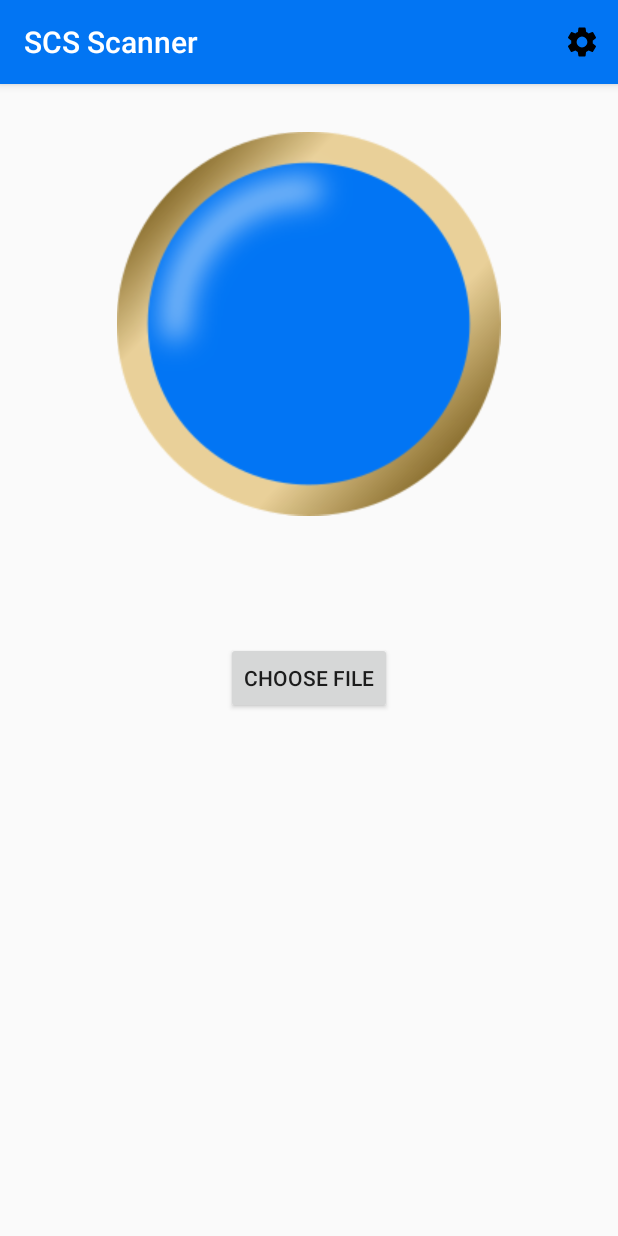
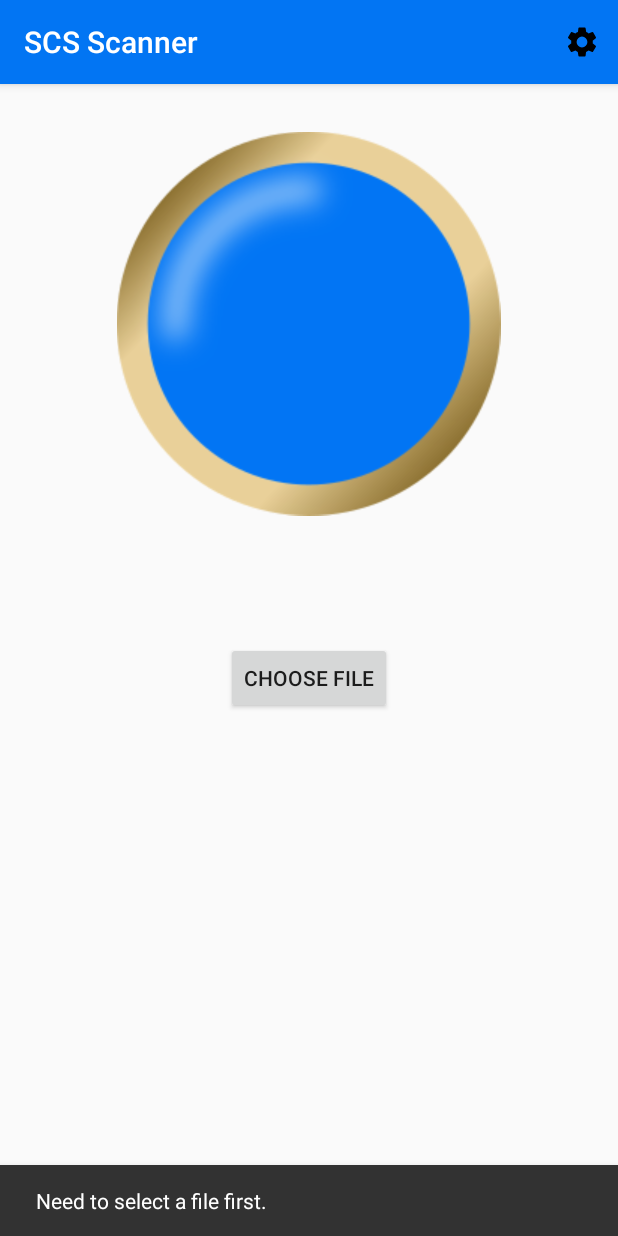
Before and after one commit to bwotto/InventoryScanner, an Android app: the screen it shows after launch (MainActivity), after a tap on "Scan Button", on a phone screen of 412 x 824 dp. Run offline under Robolectric (Android 15) with nearby library versions, the phone set to English and light mode, and no system bars; libraries missing offline, so code that uses them is left out: com.google.zxing.integration, jcifs.context, jcifs.smb, org.apache.poi.

Commit message:
Created alternate layout for landscape. Added vibrations for important messages.

```diff
--- a/app/src/main/AndroidManifest.xml
+++ b/app/src/main/AndroidManifest.xml
@@ -5,6 +5,7 @@
 
     <uses-permission android:name="android.permission.INTERNET"/>
     <uses-permission android:name="android.permission.ACCESS_NETWORK_STATE"/>
+    <uses-permission android:name="android.permission.VIBRATE"/>
 
     <application
         android:allowBackup="true"
--- a/app/src/main/java/com/sierracharter/inventoryscanner/MainActivity.java
+++ b/app/src/main/java/com/sierracharter/inventoryscanner/MainActivity.java
@@ -1,7 +1,9 @@
 package com.sierracharter.inventoryscanner;
 
+import android.content.Context;
 import android.content.Intent;
 import android.content.SharedPreferences;
+import android.os.Build;
 import android.os.Bundle;
 
 import com.google.android.material.snackbar.Snackbar;
@@ -15,6 +17,8 @@ import androidx.appcompat.app.AppCompatActivity;
 import androidx.appcompat.widget.Toolbar;
 import androidx.preference.PreferenceManager;
 
+import android.os.VibrationEffect;
+import android.os.Vibrator;
 import android.util.Log;
 import android.view.View;
 import android.view.Menu;
@@ -89,6 +93,12 @@ public class MainActivity extends AppCompatActivity implements DownloadCallback{
     }
 
     public void onScanButtonPressed(View view){
+        if(filePathToSheet.equals("")) {
+            vibrate();
+            showMessage("Need to select a file first.");
+            return;
+        }
+
         IntentIntegrator intentIntegrator = new IntentIntegrator(this);
         intentIntegrator.setOrientationLocked(false);
         intentIntegrator.initiateScan();
@@ -127,9 +137,12 @@ public class MainActivity extends AppCompatActivity implements DownloadCallback{
 
                 //The contents is a number.
                 if(scanContents.matches("[0-9]+")){
+
                     if(mRoomNumber.equals("")){
-                        showMessage("Scan a room number first");
+                        vibrate();
+                        showMessage("Must scan room number first");
                     }
+
                     //Time to update sheet.
                     startUpdateSheet(mRoomNumber, scanContents, filePathToSheet, domain, username, password);
                 }
@@ -161,14 +174,27 @@ public class MainActivity extends AppCompatActivity implements DownloadCallback{
     public void onFinishedSheetUpdate(String result){
         ProgressBar bar = findViewById(R.id.progressBar);
         bar.setVisibility(View.INVISIBLE);
-
-        if(result != null && !equals("")){
-            showMessage(result);
+        if(result.equals("Could not find asset number")){
+            Vibrator vibrator = (Vibrator)getSystemService(VIBRATOR_SERVICE);
+            vibrator.vibrate(1000);
         }
+        showMessage(result);
     }
 
     private void showMessage(String message){
+        if(message != null && !message.equals(""))
         Snackbar.make(findViewById(android.R.id.content), message, Snackbar.LENGTH_LONG).show();
+    }
+
+    private void vibrate(){
+        Vibrator v = (Vibrator) getSystemService(Context.VIBRATOR_SERVICE);
+        // Vibrate for 500 milliseconds
+        if (Build.VERSION.SDK_INT >= Build.VERSION_CODES.O) {
+            v.vibrate(VibrationEffect.createOneShot(500, VibrationEffect.DEFAULT_AMPLITUDE));
+        } else {
+            //deprecated in API 26
+            v.vibrate(500);
+        }
     }
 
     public void onChooseFile(View view){
--- a/app/src/main/java/com/sierracharter/inventoryscanner/NetworkFragment.java
+++ b/app/src/main/java/com/sierracharter/inventoryscanner/NetworkFragment.java
@@ -135,9 +135,13 @@ public class NetworkFragment extends Fragment {
                     Sheet sheet = workbook.getSheetAt(0);
 
                     for (Row row : sheet) {
-                        Cell cell = row.getCell(0, Row.CREATE_NULL_AS_BLANK);
+                        Cell cell = row.getCell(0, Row.RETURN_BLANK_AS_NULL);
 
-                        if (cell.getCellType() == Cell.CELL_TYPE_NUMERIC) {
+                        if(cell == null){
+                            message = "Could not find asset number";
+                        }
+
+                        else if (cell.getCellType() == Cell.CELL_TYPE_NUMERIC) {
                             double assetNumberInSheet = cell.getNumericCellValue();
                             double assetNumberFromScan = Double.parseDouble(assetNumber);
 
--- a/app/src/main/java/com/sierracharter/smbfilechooser/FileChooserActivity.java
+++ b/app/src/main/java/com/sierracharter/smbfilechooser/FileChooserActivity.java
@@ -2,7 +2,9 @@ package com.sierracharter.smbfilechooser;
 
 
 import android.app.ListActivity;
+import android.content.Context;
 import android.content.Intent;
+import android.content.SharedPreferences;
 import android.os.AsyncTask;
 import android.os.Bundle;
 import android.util.Log;
@@ -16,6 +18,7 @@ import java.net.MalformedURLException;
 import java.util.ArrayList;
 import java.util.Collections;
 import java.util.List;
+import java.util.prefs.Preferences;
 
 import jcifs.CIFSContext;
 import jcifs.context.SingletonContext;
--- /dev/null
+++ b/app/src/main/res/layout-land/content_main.xml
@@ -0,0 +1,53 @@
+<?xml version="1.0" encoding="utf-8"?>
+<androidx.constraintlayout.widget.ConstraintLayout xmlns:android="http://schemas.android.com/apk/res/android"
+    xmlns:app="http://schemas.android.com/apk/res-auto"
+    xmlns:tools="http://schemas.android.com/tools"
+    android:layout_width="match_parent"
+    android:layout_height="match_parent"
+    app:layout_behavior="@string/appbar_scrolling_view_behavior"
+    tools:context=".MainActivity"
+    tools:showIn="@layout/activity_main">
+
+    <ImageButton
+        android:id="@+id/imageButton"
+        android:layout_width="wrap_content"
+        android:layout_height="wrap_content"
+        android:layout_marginStart="32dp"
+        android:layout_marginTop="16dp"
+        android:background="#00FFFFFF"
+        android:contentDescription="Scan Button"
+        android:onClick="onScanButtonPressed"
+        app:layout_constraintStart_toStartOf="parent"
+        app:layout_constraintTop_toTopOf="parent"
+        app:srcCompat="@drawable/button_big" />
+
+    <ProgressBar
+        android:id="@+id/progressBar"
+        style="?android:attr/progressBarStyle"
+        android:layout_width="wrap_content"
+        android:layout_height="wrap_content"
+        android:layout_marginStart="8dp"
+        android:layout_marginTop="32dp"
+        android:layout_marginEnd="8dp"
+        android:layout_marginBottom="32dp"
+        android:indeterminate="true"
+        android:visibility="invisible"
+        app:layout_constraintBottom_toBottomOf="parent"
+        app:layout_constraintEnd_toEndOf="parent"
+        app:layout_constraintStart_toEndOf="@+id/imageButton"
+        app:layout_constraintTop_toBottomOf="@+id/button_choose_file"
+        app:layout_constraintVertical_bias="0.19" />
+
+    <Button
+        android:id="@+id/button_choose_file"
+        android:layout_width="wrap_content"
+        android:layout_height="wrap_content"
+        android:layout_marginStart="8dp"
+        android:layout_marginTop="32dp"
+        android:layout_marginEnd="8dp"
+        android:onClick="onChooseFile"
+        android:text="Choose File"
+        app:layout_constraintEnd_toEndOf="parent"
+        app:layout_constraintStart_toEndOf="@+id/imageButton"
+        app:layout_constraintTop_toTopOf="parent" />
+</androidx.constraintlayout.widget.ConstraintLayout>
```
